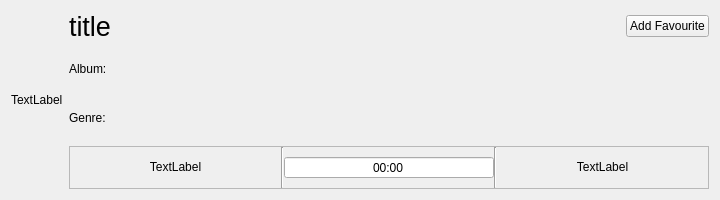
First picture: the form in ClipFlix/music_scroll.ui, repository andralves717/IHC_Clipflix, before the edit.
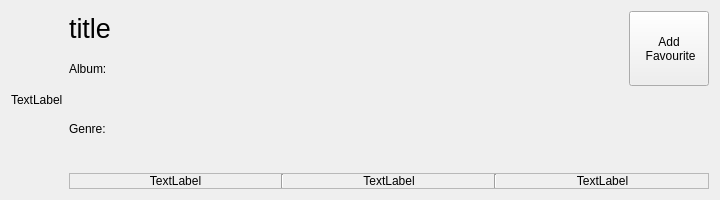
Second picture: the form after the edit.

Commit message: Substitui todos os Radio Buttons por Check Boxes e coloquei essa parte a funcionar.

The edit to the form file:
```diff
--- a/ClipFlix/music_scroll.ui
+++ b/ClipFlix/music_scroll.ui
@@ -46,6 +46,8 @@
        <item>
         <layout class="QHBoxLayout" name="horizontalLayout_5">
          <item>
+          <layout class="QVBoxLayout" name="verticalLayout_2">
+           <item>
           <widget class="QLabel" name="title">
            <property name="sizePolicy">
             <sizepolicy hsizetype="Minimum" vsizetype="Preferred">
@@ -62,21 +64,6 @@
           </widget>
          </item>
          <item>
-          <widget class="QPushButton" name="addFav">
-           <property name="sizePolicy">
-            <sizepolicy hsizetype="Maximum" vsizetype="Fixed">
-             <horstretch>0</horstretch>
-             <verstretch>0</verstretch>
-            </sizepolicy>
-           </property>
-           <property name="text">
-            <string>Add Favourite</string>
-           </property>
-          </widget>
-         </item>
-        </layout>
-       </item>
-       <item>
         <widget class="QLabel" name="album">
          <property name="text">
           <string>Album:</string>
@@ -86,6 +73,24 @@
          </property>
         </widget>
        </item>
+          </layout>
+         </item>
+         <item>
+          <widget class="QPushButton" name="addFav">
+           <property name="sizePolicy">
+            <sizepolicy hsizetype="Maximum" vsizetype="Minimum">
+             <horstretch>0</horstretch>
+             <verstretch>0</verstretch>
+            </sizepolicy>
+           </property>
+           <property name="text">
+            <string>Add
+ Favourite</string>
+           </property>
+          </widget>
+         </item>
+        </layout>
+       </item>
        <item>
         <widget class="QLabel" name="genre">
          <property name="text">
@@ -98,6 +103,12 @@
        </item>
        <item>
         <widget class="QFrame" name="frame">
+         <property name="sizePolicy">
+          <sizepolicy hsizetype="Preferred" vsizetype="Maximum">
+           <horstretch>0</horstretch>
+           <verstretch>0</verstretch>
+          </sizepolicy>
+         </property>
          <property name="frameShape">
           <enum>QFrame::StyledPanel</enum>
          </property>
@@ -143,22 +154,13 @@
              </widget>
             </item>
             <item>
-             <widget class="QTimeEdit" name="timeEdit">
-              <property name="enabled">
-               <bool>true</bool>
+             <widget class="QLabel" name="time_label">
+              <property name="text">
+               <string>TextLabel</string>
               </property>
               <property name="alignment">
                <set>Qt::AlignCenter</set>
               </property>
-              <property name="buttonSymbols">
-               <enum>QAbstractSpinBox::NoButtons</enum>
-              </property>
-              <property name="currentSection">
-               <enum>QDateTimeEdit::MinuteSection</enum>
-              </property>
-              <property name="displayFormat">
-               <string>mm:ss</string>
-              </property>
              </widget>
             </item>
             <item>
```
Lines whose indentation alone changed are shown as unchanged. The commit also changes 16 other files.
